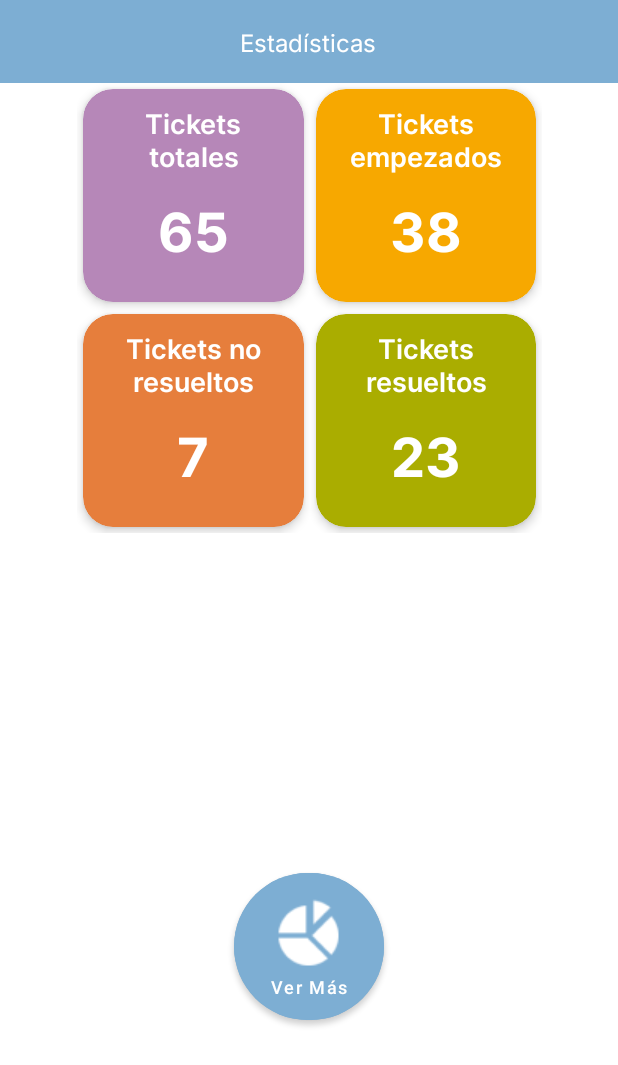
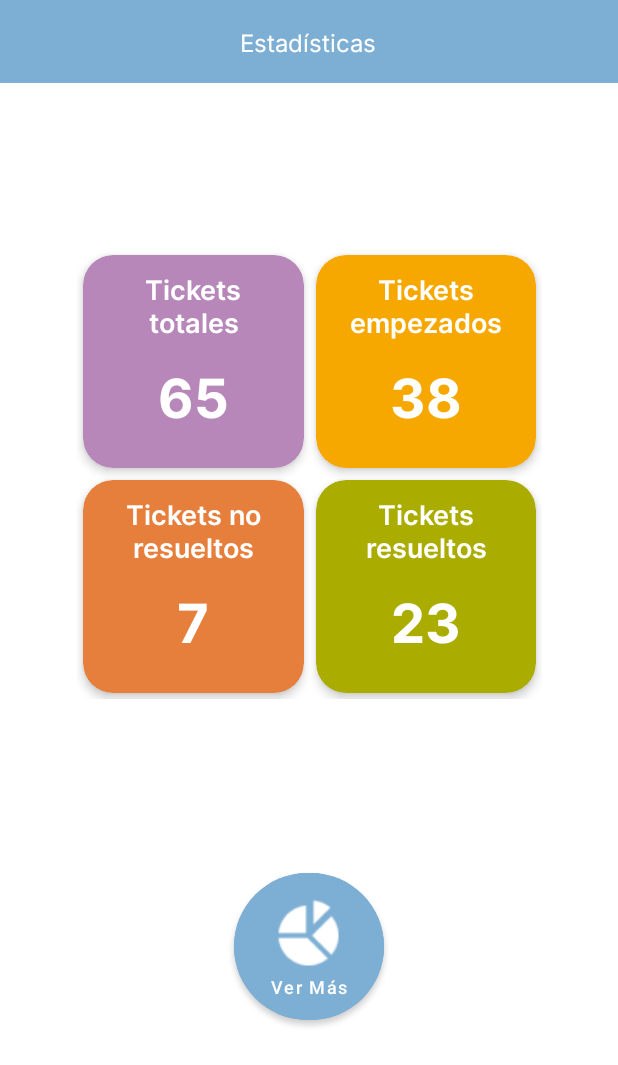
Before and after one commit to iker-landeros/healthsync, an Android app: the PrimaryStats screen opened directly, with no data from a screen before it, on a phone screen of 412 x 824 dp, the part 171-1236 px from its top. Run offline under Robolectric (Android 15) with nearby library versions, the phone set to English and light mode, and no system bars; network calls fail.

Commit message:
Finished stats layout

```diff
--- a/app/src/main/res/layout/activity_primary_stats.xml
+++ b/app/src/main/res/layout/activity_primary_stats.xml
@@ -63,7 +63,7 @@
         android:layout_width="310dp"
         android:layout_height="300dp"
         android:orientation="horizontal"
-        app:layout_constraintBottom_toTopOf="@+id/btnHistorialTickets"
+        app:layout_constraintBottom_toTopOf="@+id/btnMasStats"
         app:layout_constraintEnd_toEndOf="parent"
         app:layout_constraintStart_toStartOf="parent"
         app:layout_constraintTop_toBottomOf="@+id/linearLayout4">
```
